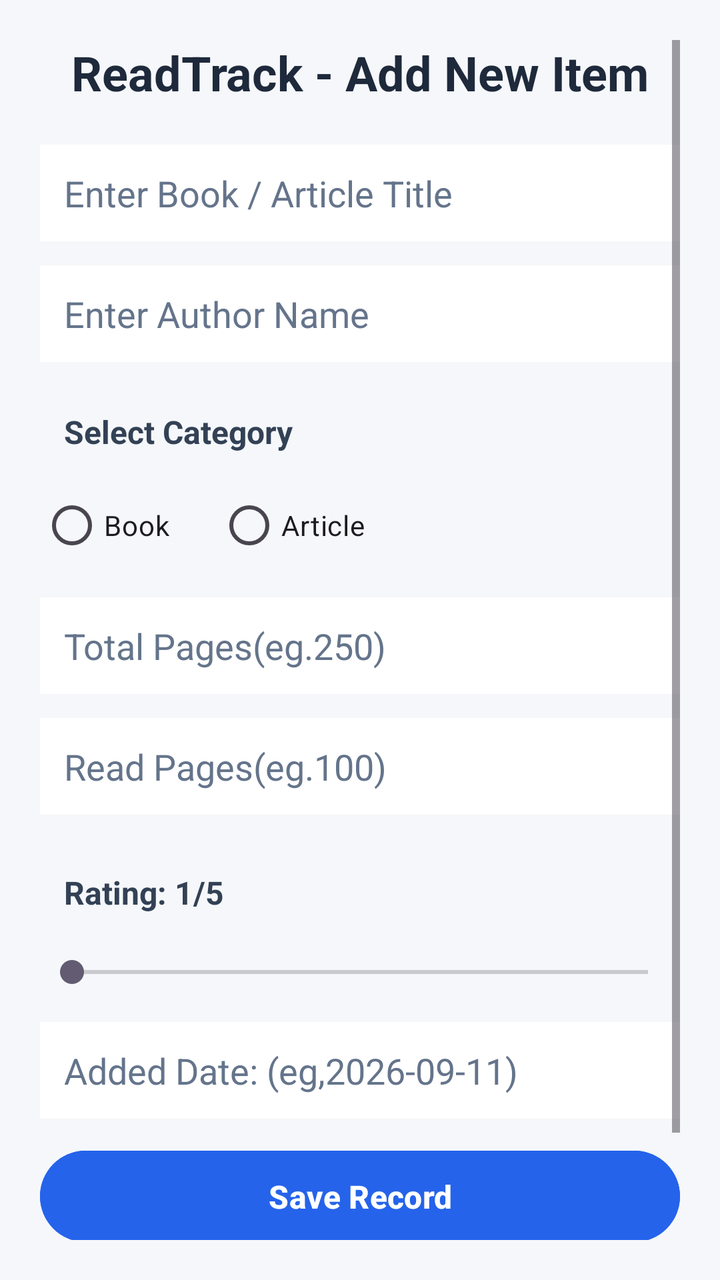
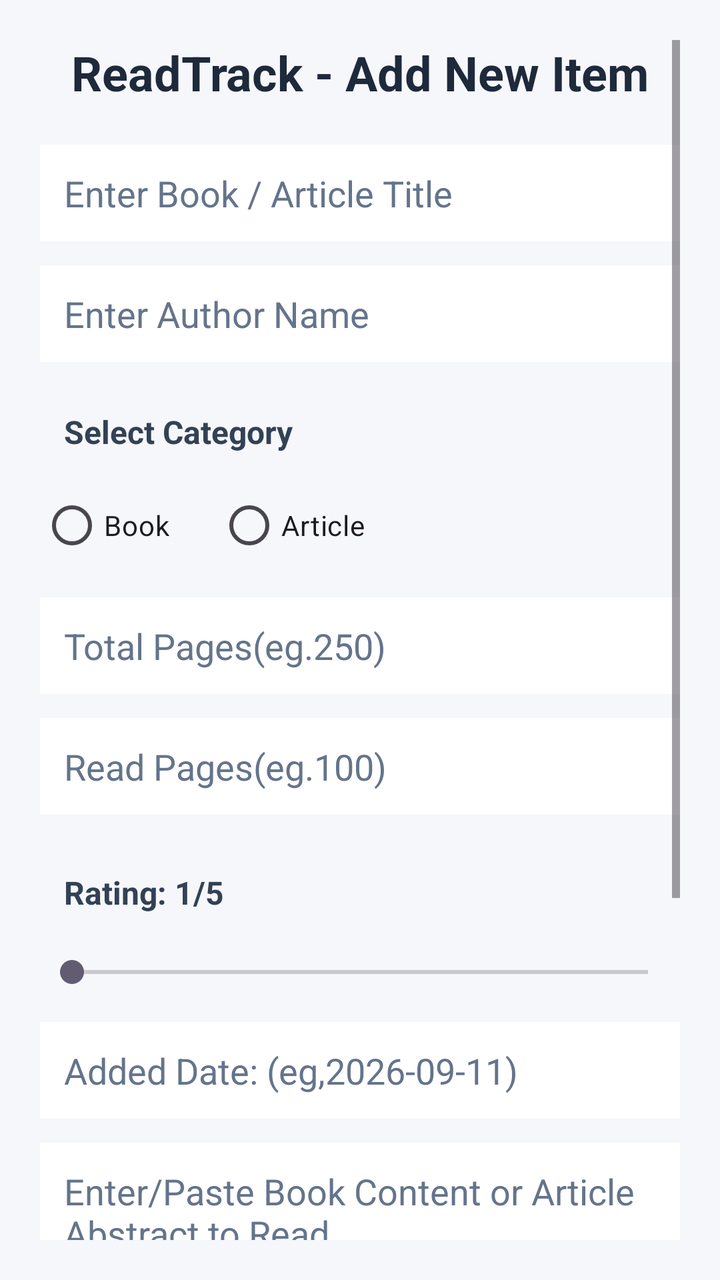

Compare the two renders of this Android layout. The source of the first and the diff that turns it into the second are given below.
<!-- AndroidManifest.xml: application theme Theme.Myapp -->
<!-- res/layout/activity_main.xml -->
<?xml version="1.0" encoding="utf-8"?>
<ScrollView xmlns:android="http://schemas.android.com/apk/res/android"
    xmlns:app="http://schemas.android.com/apk/res-auto"
    xmlns:tools="http://schemas.android.com/tools"
    android:id="@+id/main"
    android:layout_width="match_parent"
    android:layout_height="match_parent"
    tools:context=".MainActivity"
    android:background="#F5F7FA"
    android:padding="20dp">

    <LinearLayout
        android:layout_width="match_parent"
        android:layout_height="wrap_content"
        android:orientation="vertical">

        <TextView
            android:layout_width="match_parent"
            android:layout_height="wrap_content"
            android:text="ReadTrack - Add New Item"
            android:textSize="24sp"
            android:textStyle="bold"
            android:textColor="#1E293B"
            android:gravity="center"
            android:layout_marginBottom="20dp"/>

        <EditText
            android:layout_width="match_parent"
            android:layout_height="wrap_content"
            android:id="@+id/etTitle"
            android:hint="Enter Book / Article Title"
            android:inputType="text"
            android:padding="12dp"
            android:background="#FFFFFF"
            android:layout_marginBottom="12dp"
            android:textColorHint="#64748B"
            android:textColor="#0F172A"/>

        <EditText
            android:layout_width="match_parent"
            android:layout_height="wrap_content"
            android:id="@+id/etAuthor"
            android:hint="Enter Author Name"
            android:inputType="text"
            android:padding="12dp"
            android:background="#FFFFFF"
            android:layout_marginBottom="12dp"
            android:textColorHint="#64748B"
            android:textColor="#0F172A"/>
        
        <TextView
            android:layout_width="wrap_content"
            android:layout_height="wrap_content"
            android:text="Select Category"
            android:textSize="16sp"
            android:textStyle="bold"
            android:textColor="#334155"
            android:padding="12dp"/>
        <RadioGroup
            android:layout_width="wrap_content"
            android:layout_height="wrap_content"
            android:id="@+id/rgCategory"
            android:orientation="horizontal"
            android:layout_marginBottom="12dp">
            
            <RadioButton
                android:layout_width="wrap_content"
                android:layout_height="wrap_content"
                android:id="@+id/rbBook"
                android:text="Book"
                android:layout_marginRight="24dp"/>
            <RadioButton
                android:layout_width="wrap_content"
                android:layout_height="wrap_content"
                android:id="@+id/rbArticle"
                android:text="Article"
                android:layout_marginRight="24dp"/>
        </RadioGroup>
        <EditText
            android:layout_width="match_parent"
            android:layout_height="wrap_content"
            android:id="@+id/etTotalPages"
            android:inputType="number"
            android:padding="12dp"
            android:hint="Total Pages(eg.250)"
            android:background="#FFFFFF"
            android:layout_marginBottom="12dp"
            android:textColorHint="#64748B"
            android:textColor="#0F172A"/>
        <EditText
            android:layout_width="match_parent"
            android:layout_height="wrap_content"
            android:id="@+id/etReadPages"
            android:inputType="number"
            android:hint="Read Pages(eg.100)"
            android:padding="12dp"
            android:background="#FFFFFF"
            android:layout_marginBottom="12dp"
            android:textColorHint="#64748B"
            android:textColor="#0F172A"/>
        <TextView
            android:layout_width="wrap_content"
            android:layout_height="wrap_content"
            android:id="@+id/tvRating"
            android:text="Rating: 1/5"
            android:padding="12dp"
            android:textSize="16sp"
            android:textStyle="bold"
            android:textColor="#334155"
            android:layout_marginTop="4dp"/>
        <SeekBar
            android:layout_width="match_parent"
            android:layout_height="wrap_content"
            android:id="@+id/sbRating"
            android:max="5"
            android:layout_marginTop="8dp"
            android:layout_marginBottom="16dp"/>
        <EditText
            android:layout_width="match_parent"
            android:layout_height="wrap_content"
            android:id="@+id/etDate"
            android:hint="Added Date: (eg,2026-09-11)"
            android:inputType="date"
            android:padding="12dp"
            android:background="#FFFFFF"
            android:layout_marginBottom="12dp"
            android:textColorHint="#64748B"
            android:textColor="#0F172A"/>
        <Button
            android:layout_width="match_parent"
            android:layout_height="wrap_content"
            android:id="@+id/btnSave"
            android:text="Save Record"
            android:textSize="16sp"
            android:textStyle="bold"
            android:backgroundTint="#2563EB"
            android:padding="12dp"
            android:textColor="#FFFFFF"
            android:layout_marginBottom="12dp"/>
        
        <Button
            android:layout_width="match_parent"
            android:layout_height="wrap_content"
            android:id="@+id/btnViewList"
            android:text="View Reading List"
            android:textSize="16sp"
            android:textStyle="bold"
            android:backgroundTint="#10B981"
            android:padding="12dp"
            android:textColor="#FFFFFF"
            android:layout_marginBottom="12dp"/>
    </LinearLayout>
</ScrollView>
<!-- resources referenced by this layout -->
<resources>
  <style name="Theme.Myapp" parent="Base.Theme.Myapp" />
  <style name="Base.Theme.Myapp" parent="Theme.Material3.DayNight.NoActionBar">
          
          
      </style>
</resources>

<!-- the commit's change to res/layout/activity_main.xml (unified diff, before → after) -->
@@ -126,6 +126,29 @@
             android:layout_marginBottom="12dp"
             android:textColorHint="#64748B"
             android:textColor="#0F172A"/>
+        <EditText
+            android:id="@+id/etContent"
+            android:layout_width="match_parent"
+            android:layout_height="120dp"
+            android:hint="Enter/Paste Book Content or Article Abstract to Read..."
+            android:textColorHint="#64748B"
+            android:textColor="#0F172A"
+            android:inputType="textMultiLine"
+            android:gravity="top|start"
+            android:padding="12dp"
+            android:background="#FFFFFF"
+            android:layout_marginBottom="12dp" />
+        <EditText
+            android:id="@+id/etPdfUrl"
+            android:layout_width="match_parent"
+            android:layout_height="wrap_content"
+            android:hint="PDF Download Link / URL (e.g., https://...)"
+            android:textColorHint="#64748B"
+            android:textColor="#0F172A"
+            android:inputType="textUri"
+            android:padding="12dp"
+            android:background="#FFFFFF"
+            android:layout_marginBottom="12dp" />
         <Button
             android:layout_width="match_parent"
             android:layout_height="wrap_content"
